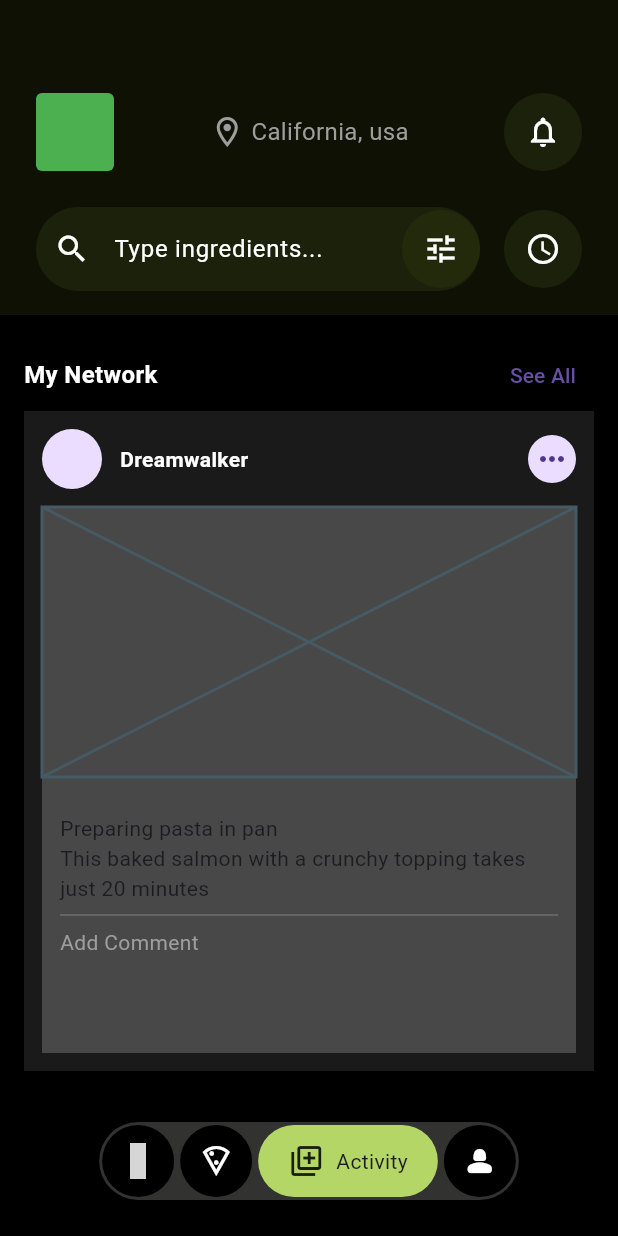
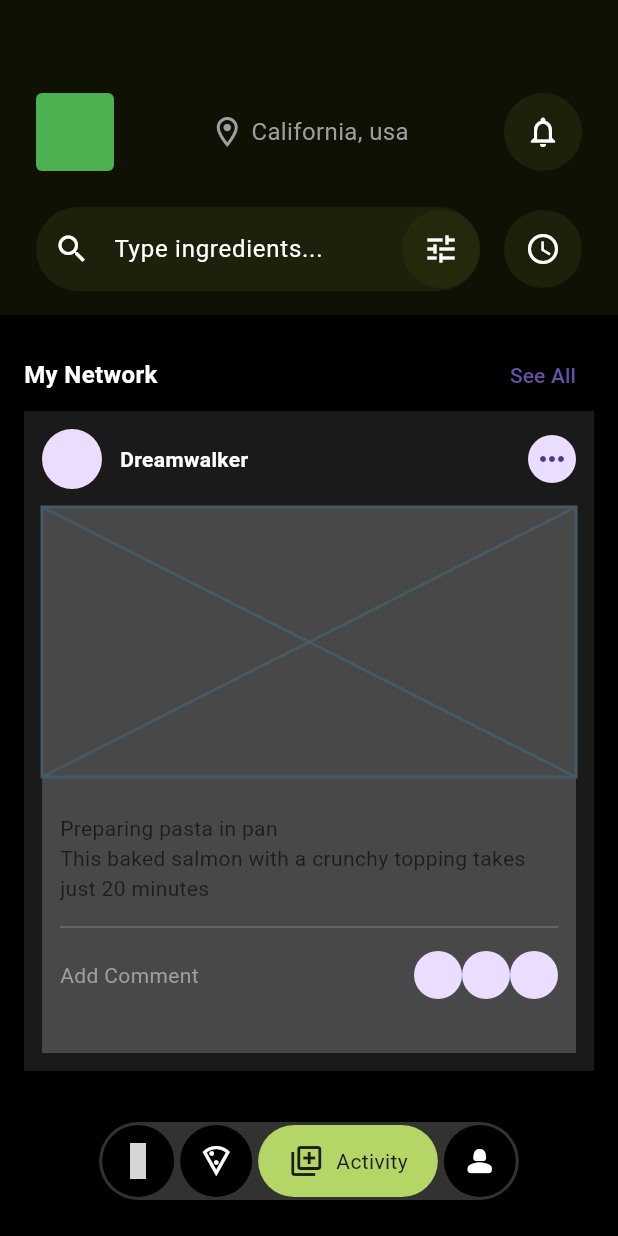
Before and after one commit to JAICHANGPARK/flutter_notebook_chapter_43, a Flutter app: the FoodOrderMainPage screen opened directly, item 3 of the bottom bar chosen, on a phone screen of 412 x 824 dp. Run offline on Flutter 3.47's test engine with Material 3 defaults, Android fonts, the phone set to English and light mode, and no system bars; our stand-ins replace gap, hugeicons, percent_indicator; network calls fail; grey boxes are pictures that could not be loaded.

Commit message:
Update food_order_activity_page.dart

```diff
--- a/lib/ep2393_food_order_app/ui/activity/food_order_activity_page.dart
+++ b/lib/ep2393_food_order_app/ui/activity/food_order_activity_page.dart
@@ -85,6 +85,7 @@ class _FoodOrderActivityPageState extends State<FoodOrderActivityPage> {
                               ),
                               Divider(
                                 color: Colors.white.withValues(alpha: .2),
+                                height: 32,
                                 // indent: 12,
                                 // endIndent: 12,
                               ),
@@ -95,7 +96,17 @@ class _FoodOrderActivityPageState extends State<FoodOrderActivityPage> {
                                     style: TextStyle(
                                       color: Colors.grey,
                                     ),
-                                  )
+                                  ),
+                                  Spacer(),
+                                  CircleAvatar(
+                                    radius: 16,
+                                  ),
+                                  CircleAvatar(
+                                    radius: 16,
+                                  ),
+                                  CircleAvatar(
+                                    radius: 16,
+                                  ),
                                 ],
                               )
                             ],
```
